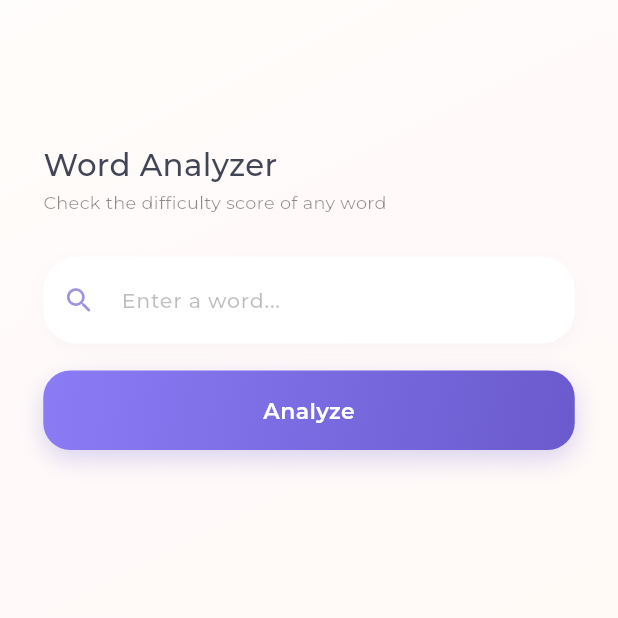
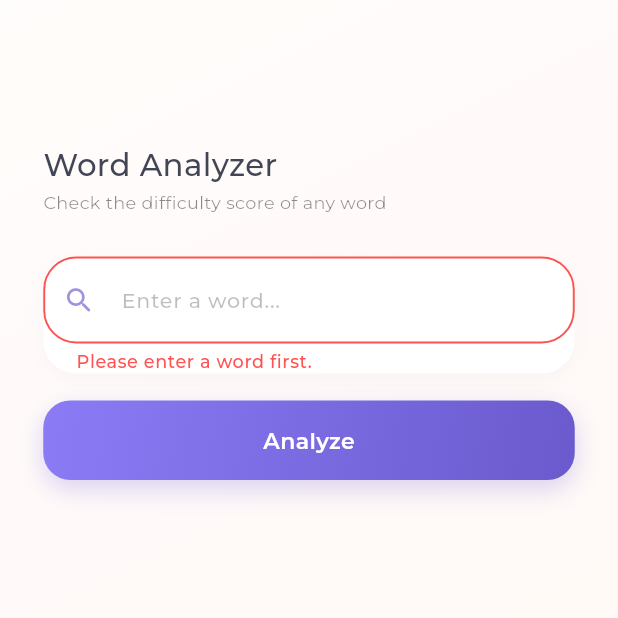
Before and after one commit to Zuhd4/2026-GP1-6, a Flutter app: the WordPage screen opened directly, after a tap on "Analyze", on a phone screen of 412 x 824 dp, the top half of it. Run offline on Flutter 3.47's test engine with Material 3 defaults, Android fonts, the phone set to English and light mode, and no system bars; our stand-ins replace cloud_firestore, firebase_auth, firebase_core, flutter_screenutil, flutter_svg, google_fonts; accounts and stored records are empty.

Commit message:
Update word_page.dart

```diff
--- a/lexia/lib/word_page.dart
+++ b/lexia/lib/word_page.dart
@@ -21,6 +21,7 @@ class _WordPageState extends State<WordPage>
   List<Map<String, dynamic>> rules = [];
   bool isLoading = false;
   String? errorMessage;
+  String? _wordFieldError;
 
   late AnimationController _controllerAnim;
   late Animation<double> _fadeAnim;
@@ -45,11 +46,22 @@ class _WordPageState extends State<WordPage>
 
   Future<void> analyzeWord() async {
     final String word = _controller.text.trim();
-    if (word.isEmpty) return;
+
+    if (word.isEmpty) {
+      setState(() {
+        difficulty = "";
+        score = 0;
+        rules = [];
+        errorMessage = null;
+        _wordFieldError = "Please enter a word first.";
+      });
+      return;
+    }
 
     setState(() {
       isLoading = true;
       errorMessage = null;
+      _wordFieldError = null;
     });
 
     try {
@@ -250,6 +262,12 @@ class _WordPageState extends State<WordPage>
                     ),
                     child: TextField(
                       controller: _controller,
+                      onChanged: (value) {
+                        if (_wordFieldError != null &&
+                            value.trim().isNotEmpty) {
+                          setState(() => _wordFieldError = null);
+                        }
+                      },
                       style: GoogleFonts.montserrat(
                         fontSize: R.text(15),
                         fontWeight: FontWeight.w500,
@@ -266,7 +284,41 @@ class _WordPageState extends State<WordPage>
                           color: primaryPurple.withOpacity(0.65),
                           size: R.icon(22),
                         ),
-                        border: InputBorder.none,
+                        errorText: _wordFieldError,
+                        errorStyle: GoogleFonts.montserrat(
+                          color: Colors.redAccent,
+                          fontWeight: FontWeight.w500,
+                          fontSize: R.text(12),
+                        ),
+                        border: OutlineInputBorder(
+                          borderRadius: BorderRadius.circular(R.radius(22)),
+                          borderSide: BorderSide.none,
+                        ),
+                        enabledBorder: OutlineInputBorder(
+                          borderRadius: BorderRadius.circular(R.radius(22)),
+                          borderSide: BorderSide.none,
+                        ),
+                        focusedBorder: OutlineInputBorder(
+                          borderRadius: BorderRadius.circular(R.radius(22)),
+                          borderSide: BorderSide(
+                            color: primaryPurple.withOpacity(0.45),
+                            width: 1.4,
+                          ),
+                        ),
+                        errorBorder: OutlineInputBorder(
+                          borderRadius: BorderRadius.circular(R.radius(22)),
+                          borderSide: const BorderSide(
+                            color: Colors.redAccent,
+                            width: 1.3,
+                          ),
+                        ),
+                        focusedErrorBorder: OutlineInputBorder(
+                          borderRadius: BorderRadius.circular(R.radius(22)),
+                          borderSide: const BorderSide(
+                            color: Colors.redAccent,
+                            width: 1.5,
+                          ),
+                        ),
                         contentPadding: EdgeInsets.symmetric(
                           horizontal: R.space(18),
                           vertical: R.space(18),
```
